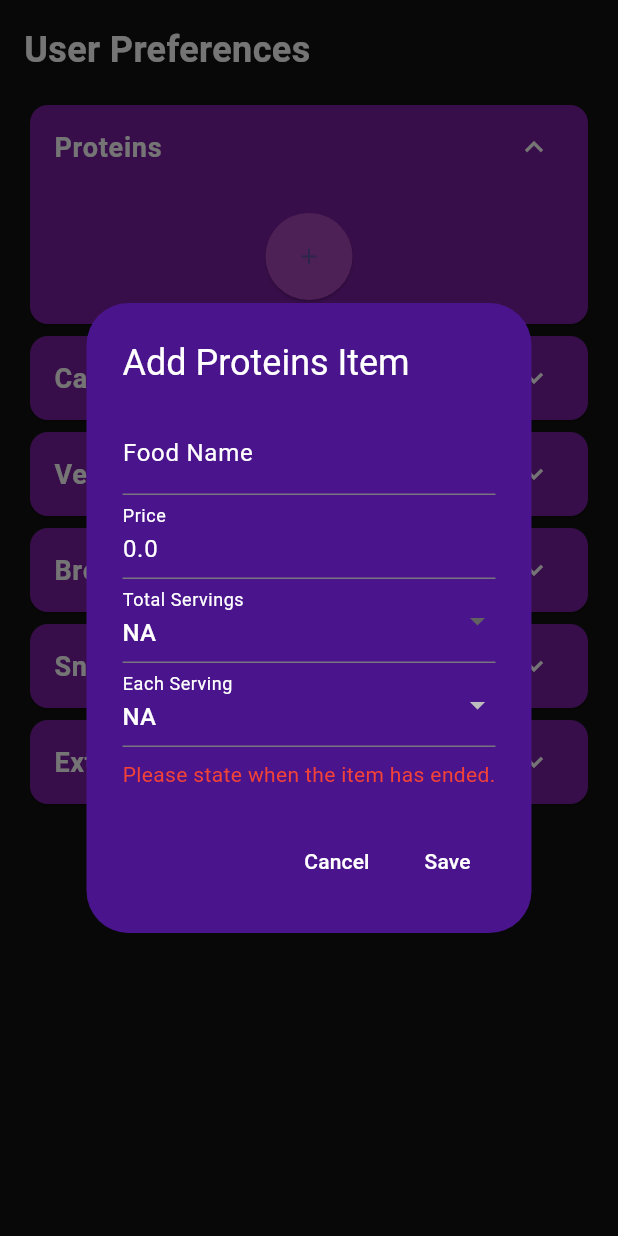
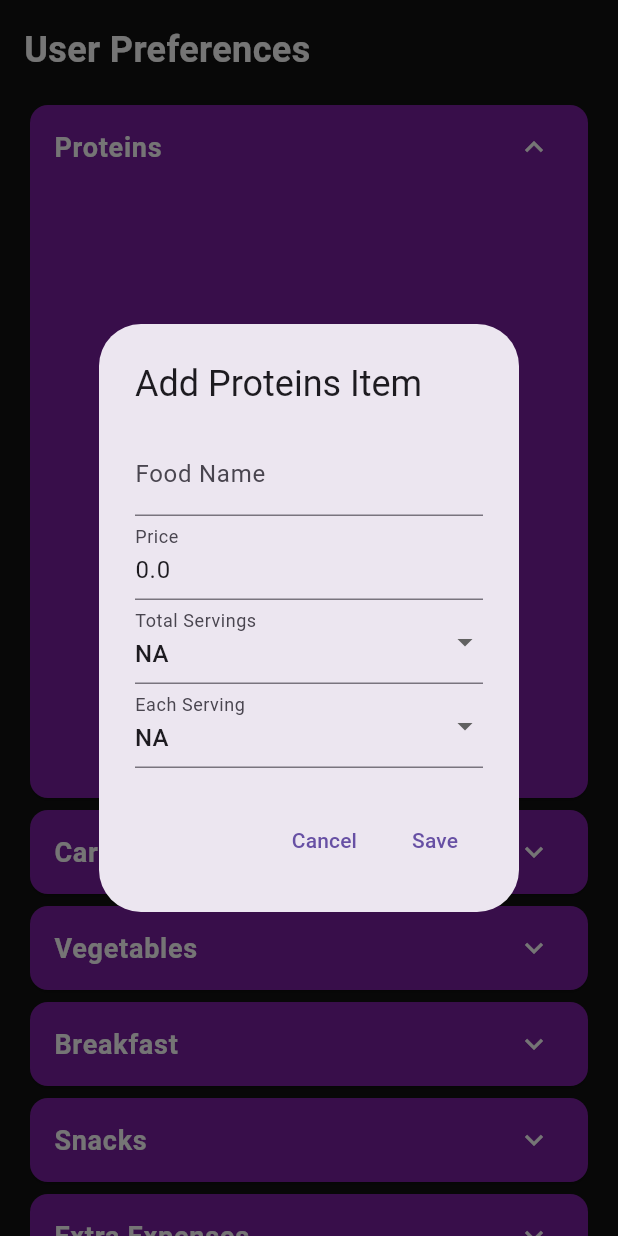
Before and after one commit to MarkVivian/expense_tracker, a Flutter app: the UserPreferencesPage widget shown alone on an empty page, opened directly, after a tap on "Proteins", after a tap on the "add" icon, on a phone screen of 412 x 824 dp. Run offline on Flutter 3.47's test engine with Material 3 defaults, Android fonts, the phone set to English and light mode, and no system bars; our stand-ins replace permission_handler; missing offline and left inert: universal_html.

Commit message:
beautified the user preferences . created the ai_functionality.dart file.

```diff
--- a/student_expense_manager/lib/screens/user_preferences_page.dart
+++ b/student_expense_manager/lib/screens/user_preferences_page.dart
@@ -12,8 +12,6 @@ class UserPreferencesPage extends StatefulWidget {
 class _UserPreferencesPageState extends State<UserPreferencesPage> {
   int _expandedIndex = -1;
   Map<String, dynamic> _userData = {};
-  bool _isLoading = true;
-  String _errorMessage = '';
 
   @override
   void initState() {
@@ -22,27 +20,11 @@ class _UserPreferencesPageState extends State<UserPreferencesPage> {
   }
 
   Future<void> _initializeAndLoadData() async {
-    setState(() {
-      _isLoading = true;
-      _errorMessage = '';
-    });
-
     try {
-      bool hasPermission = await StorageUtil.checkAndRequestPermission();
-      if (!hasPermission) {
-        throw Exception('Storage permission not granted');
-      }
-
       await StorageUtil.createJsonIfNotExists();
       await _loadUserData();
     } catch (e) {
-      setState(() {
-        _errorMessage = 'Failed to initialize data: $e';
-      });
-    } finally {
-      setState(() {
-        _isLoading = false;
-      });
+      _showErrorDialog('Failed to initialize data: $e');
     }
   }
 
@@ -53,42 +35,35 @@ class _UserPreferencesPageState extends State<UserPreferencesPage> {
         _userData = data;
       });
     } catch (e) {
-      setState(() {
-        _errorMessage = 'Failed to load data: $e';
-      });
+      _showErrorDialog('Failed to load data: $e');
     }
   }
 
-  @override
-  Widget build(BuildContext context) {
-    if (_isLoading) {
-      return Center(child: CircularProgressIndicator(color: Colors.white));
-    }
-
-    if (_errorMessage.isNotEmpty) {
-      return Center(
-        child: Column(
-          mainAxisAlignment: MainAxisAlignment.center,
-          children: [
-            Text(_errorMessage, style: TextStyle(color: Colors.white)),
-            SizedBox(height: 16),
-            ElevatedButton(
-              onPressed: _initializeAndLoadData,
-              child: Text('Retry'),
-              style: ElevatedButton.styleFrom(backgroundColor: Preferences.accentColor),
+  void _showErrorDialog(String message) {
+    showDialog(
+      context: context,
+      builder: (context) => AlertDialog(
+        title: Text('Error'),
+        content: Text(message),
+        actions: [
+          TextButton(
+            child: Text('OK'),
+            onPressed: () => Navigator.of(context).pop(),
           ),
         ],
       ),
     );
   }
 
+  @override
+  Widget build(BuildContext context) {
     return SingleChildScrollView(
       child: Padding(
         padding: const EdgeInsets.all(16.0),
         child: Column(
           crossAxisAlignment: CrossAxisAlignment.start,
           children: [
-            Text('User Preferences', style: Preferences.headlineStyle.copyWith(color: Colors.white)),
+            Text('User Preferences', style: Preferences.headlineStyle),
             const SizedBox(height: 16),
             ...List.generate(
               Preferences.preferencesCategories.length,
@@ -109,7 +84,7 @@ class _UserPreferencesPageState extends State<UserPreferencesPage> {
       child: Column(
         children: [
           ListTile(
-            title: Text(category, style: Preferences.majorTextStyle.copyWith(color: Colors.white)),
+            title: Text(category, style: Preferences.majorTextStyle),
             trailing: Icon(
               isExpanded ? Icons.expand_less : Icons.expand_more,
               color: Colors.white,
@@ -124,15 +99,115 @@ class _UserPreferencesPageState extends State<UserPreferencesPage> {
             Padding(
               padding: const EdgeInsets.all(16.0),
               child: Column(
+                children: _buildCategoryItems(category),
+              ),
+            ),
+        ],
+      ),
+    );
+  }
+
+  List<Widget> _buildCategoryItems(String category) {
+    final items = _userData[category.toLowerCase()] as Map<String, dynamic>? ?? {};
+    final List<Widget> widgets = [];
+
+    widgets.add(
+      Container(
+        height: 300, // Fixed height for the scrollable area
+        child: items.isEmpty
+            ? Center(child: Text('No items added yet', style: Preferences.bodyStyle))
+            : ListView.builder(
+          itemCount: items.length,
+          itemBuilder: (context, index) {
+            final item = items.entries.elementAt(index);
+            return _buildFoodItemCard(category, item.key, item.value);
+          },
+        ),
+      ),
+    );
+
+    widgets.add(const SizedBox(height: 16));
+    widgets.add(_buildAddButton(category));
+
+    return widgets;
+  }
+
+  Widget _buildFoodItemCard(String category, String itemName, Map<String, dynamic> item) {
+    return Dismissible(
+      key: Key(itemName),
+      background: Container(
+        color: Colors.blue,
+        child: Align(
+          alignment: Alignment.centerLeft,
+          child: Padding(
+            padding: const EdgeInsets.only(left: 20),
+            child: Icon(Icons.edit, color: Colors.white),
+          ),
+        ),
+      ),
+      secondaryBackground: Container(
+        color: Colors.red,
+        child: Align(
+          alignment: Alignment.centerRight,
+          child: Padding(
+            padding: const EdgeInsets.only(right: 20),
+            child: Icon(Icons.delete, color: Colors.white),
+          ),
+        ),
+      ),
+      direction: DismissDirection.horizontal,
+      confirmDismiss: (direction) async {
+        if (direction == DismissDirection.endToStart) {
+          return await _showDeleteConfirmationDialog(category, itemName);
+        } else {
+          _showEditItemDialog(category, itemName, item);
+          return false;
+        }
+      },
+      child: Card(
+        color: Colors.brown,
+        margin: EdgeInsets.symmetric(vertical: 8, horizontal: 16),
+        child: Padding(
+          padding: const EdgeInsets.all(16),
+          child: Column(
+            crossAxisAlignment: CrossAxisAlignment.start,
             children: [
-                  if (category == 'Breakfast')
-                    ..._buildBreakfastSubcategories()
-                  else
-                    ..._buildCategoryItems(category),
+              Row(
+                children: [
+                  Expanded(
+                    child: RichText(
+                      text: TextSpan(
+                        children: [
+                          TextSpan(
+                            text: 'Food Name: ',
+                            style: Preferences.bodyStyle.copyWith(color: Colors.white, fontWeight: FontWeight.bold),
+                          ),
+                          TextSpan(
+                            text: item['foodName'] as String,
+                            style: Preferences.majorTextStyle.copyWith(color: Colors.white, fontWeight: FontWeight.normal),
+                          ),
                         ],
                       ),
                     ),
+                  ),
                 ],
+              ),
+              SizedBox(height: 8),
+              Text(
+                'Price: \$${item['price']}',
+                style: Preferences.bodyStyle.copyWith(color: Colors.white),
+              ),
+              Text(
+                'Total Servings: ${item['totalServings']}',
+                style: Preferences.bodyStyle.copyWith(color: Colors.white),
+              ),
+              Text(
+                'Each Serving: ${item['eachServings']}',
+                style: Preferences.bodyStyle.copyWith(color: Colors.white),
+              ),
+            ],
+          ),
+        ),
       ),
     );
   }
@@ -146,94 +221,10 @@ class _UserPreferencesPageState extends State<UserPreferencesPage> {
 
   Widget _buildSubcategory(String subcategory) {
     return ExpansionTile(
-      title: Text(subcategory, style: Preferences.bodyStyle.copyWith(color: Colors.white)),
+      title: Text(subcategory, style: Preferences.bodyStyle),
       children: [
         ..._buildCategoryItems('Breakfast - $subcategory'),
       ],
-    );
-  }
-
-  List<Widget> _buildCategoryItems(String category) {
-    final items = _userData[category.toLowerCase()] as Map<String, dynamic>? ?? {};
-    final List<Widget> widgets = [];
-
-    if (items.isEmpty) {
-      widgets.add(_buildAddButton(category));
-    } else {
-      widgets.add(_buildTableHeader());
-      widgets.add(
-        Container(
-          height: 200,
-          decoration: BoxDecoration(
-            border: Border.all(color: Preferences.accentColor),
-            borderRadius: BorderRadius.circular(8),
-          ),
-          child: ListView(
-            children: items.entries.map((entry) => _buildSwipeableItemRow(category, entry.key, entry.value)).toList(),
-          ),
-        ),
-      );
-      widgets.add(const SizedBox(height: 16));
-      widgets.add(_buildAddButton(category));
-    }
-
-    return widgets;
-  }
-
-  Widget _buildTableHeader() {
-    return Container(
-      padding: const EdgeInsets.symmetric(vertical: 8),
-      decoration: BoxDecoration(
-        color: Preferences.primaryColor,
-        borderRadius: BorderRadius.circular(8),
-      ),
-      child: Row(
-        children: [
-          Expanded(flex: 2, child: Text('Food Item', style: Preferences.bodyStyle.copyWith(color: Colors.white), textAlign: TextAlign.center)),
-          Expanded(child: Text('Cost', style: Preferences.bodyStyle.copyWith(color: Colors.white), textAlign: TextAlign.center)),
-          Expanded(child: Text('Total Servings', style: Preferences.bodyStyle.copyWith(color: Colors.white), textAlign: TextAlign.center)),
-          Expanded(child: Text('Each Serving', style: Preferences.bodyStyle.copyWith(color: Colors.white), textAlign: TextAlign.center)),
-        ],
-      ),
-    );
-  }
-
-  Widget _buildSwipeableItemRow(String category, String itemName, Map<String, dynamic> item) {
-    return Dismissible(
-      key: Key(itemName),
-      background: Container(
-        color: Colors.red,
-        alignment: Alignment.centerLeft,
-        padding: EdgeInsets.only(left: 16),
-        child: Icon(Icons.delete, color: Colors.white),
-      ),
-      secondaryBackground: Container(
-        color: Colors.blue,
-        alignment: Alignment.centerRight,
-        padding: EdgeInsets.only(right: 16),
-        child: Icon(Icons.edit, color: Colors.white),
-      ),
-      confirmDismiss: (direction) async {
-        if (direction == DismissDirection.startToEnd) {
-          return await _showDeleteConfirmationDialog(category, itemName);
-        } else {
-          _showEditItemDialog(category, itemName, item);
-          return false;
-        }
-      },
-      child: Container(
-        decoration: BoxDecoration(
-          border: Border(bottom: BorderSide(color: Preferences.accentColor)),
-        ),
-        child: Row(
-          children: [
-            Expanded(flex: 2, child: Text(item['foodName'] as String, style: Preferences.bodyStyle.copyWith(color: Colors.white))),
-            Expanded(child: Text(item['price'].toString(), style: Preferences.bodyStyle.copyWith(color: Colors.white))),
-            Expanded(child: Text(item['totalServings'], style: Preferences.bodyStyle.copyWith(color: Colors.white))),
-            Expanded(child: Text(item['eachServings'], style: Preferences.bodyStyle.copyWith(color: Colors.white))),
-          ],
-        ),
-      ),
     );
   }
 
@@ -261,16 +252,17 @@ class _UserPreferencesPageState extends State<UserPreferencesPage> {
     final formKey = GlobalKey<FormState>();
     String foodName = existingItem?['foodName'] ?? '';
     double price = existingItem?['price'] ?? 0;
-    String totalServings = existingItem?['totalServings'] ?? 'NA';
-    String eachServings = existingItem?['eachServings'] ?? 'NA';
+    String totalServings = existingItem?['totalServings'] ?? Preferences.servingOptions.first;
+    String eachServings = existingItem?['eachServings'] ?? Preferences.servingOptions.first;
 
     showDialog(
       context: context,
+      barrierDismissible: false, // This prevents the dialog from closing when clicking outside
       builder: (context) {
         return StatefulBuilder(
           builder: (context, setState) {
             return AlertDialog(
-              title: Text(existingItem == null ? 'Add $category Item' : 'Edit $category Item', style: TextStyle(color: Colors.white)),
+              title: Text(existingItem == null ? 'Add $category Item' : 'Edit $category Item'),
               content: Form(
                 key: formKey,
                 child: SingleChildScrollView(
@@ -279,67 +271,49 @@ class _UserPreferencesPageState extends State<UserPreferencesPage> {
                     children: [
                       TextFormField(
                         initialValue: foodName,
-                        decoration: const InputDecoration(labelText: 'Food Name', labelStyle: TextStyle(color: Colors.white)),
-                        style: TextStyle(color: Colors.white),
+                        decoration: const InputDecoration(labelText: 'Food Name'),
                         validator: (value) => value!.isEmpty ? 'Please enter a food name' : null,
                         onSaved: (value) => foodName = value!,
                       ),
                       TextFormField(
                         initialValue: price.toString(),
-                        decoration: const InputDecoration(labelText: 'Price', labelStyle: TextStyle(color: Colors.white)),
-                        style: TextStyle(color: Colors.white),
+                        decoration: const InputDecoration(labelText: 'Price'),
                         keyboardType: TextInputType.number,
                         validator: (value) => value!.isEmpty ? 'Please enter a price' : null,
                         onSaved: (value) => price = double.parse(value!),
                       ),
                       DropdownButtonFormField<String>(
-                        decoration: const InputDecoration(labelText: 'Total Servings', labelStyle: TextStyle(color: Colors.white)),
+                        decoration: const InputDecoration(labelText: 'Total Servings'),
                         value: totalServings,
                         items: Preferences.servingOptions.map((String value) {
                           return DropdownMenuItem<String>(
                             value: value,
-                            child: Text(value, style: TextStyle(color: Colors.white)),
+                            child: Text(value),
                           );
                         }).toList(),
                         onChanged: (value) {
                           setState(() {
                             totalServings = value!;
-                            if (totalServings == 'NA' || totalServings == 'All') {
+                            if (totalServings == 'Unknown' || totalServings == 'All') {
                               eachServings = totalServings;
                             }
                           });
                         },
-                        dropdownColor: Preferences.primaryColor,
                       ),
                       DropdownButtonFormField<String>(
-                        decoration: const InputDecoration(labelText: 'Each Serving', labelStyle: TextStyle(color: Colors.white)),
+                        decoration: const InputDecoration(labelText: 'Each Serving'),
                         value: eachServings,
-                        items: Preferences.servingOptions.map((String value) {
+                        items: totalServings == 'Unknown' || totalServings == 'All'
+                            ? [DropdownMenuItem<String>(value: totalServings, child: Text(totalServings))]
+                            : Preferences.servingOptions.map((String value) {
                           return DropdownMenuItem<String>(
                             value: value,
-                            child: Text(value, style: TextStyle(color: Colors.white)),
+                            child: Text(value),
                           );
                         }).toList(),
-                        onChanged: totalServings == 'NA' || totalServings == 'All'
+                        onChanged: totalServings == 'Unknown' || totalServings == 'All'
                             ? null
                             : (value) => setState(() => eachServings = value!),
-                        dropdownColor: Preferences.primaryColor,
-                      ),
-                      if (totalServings == 'NA')
-                        const Padding(
-                          padding: EdgeInsets.only(top: 8.0),
-                          child: Text(
-                            'Please state when the item has ended.',
-                            style: TextStyle(color: Colors.red),
-                          ),
-                        ),
-                      if (totalServings == 'All')
-                        const Padding(
-                          padding: EdgeInsets.only(top: 8.0),
-                          child: Text(
-                            'This means the food item will be finished in one serving.',
-                            style: TextStyle(color: Colors.green),
-                          ),
                       ),
                     ],
                   ),
@@ -347,11 +321,11 @@ class _UserPreferencesPageState extends State<UserPreferencesPage> {
               ),
               actions: [
                 TextButton(
-                  child: const Text('Cancel', style: TextStyle(color: Colors.white)),
+                  child: const Text('Cancel'),
                   onPressed: () => Navigator.of(context).pop(),
                 ),
                 TextButton(
-                  child: const Text('Save', style: TextStyle(color: Colors.white)),
+                  child: const Text('Save'),
                   onPressed: () {
                     if (formKey.currentState!.validate()) {
                       formKey.currentState!.save();
@@ -361,6 +335,16 @@ class _UserPreferencesPageState extends State<UserPreferencesPage> {
                         'totalServings': totalServings,
                         'eachServings': eachServings,
                       };
+                      if (oldItemName != null && oldItemName != foodName) {
+                        StorageUtil.deleteItem(category, oldItemName).then((_) {
+                          StorageUtil.saveData(category, newData).then((_) {
+                            _loadUserData();
+                            Navigator.of(context).pop();
+                          }).catchError((error) {
+                            _showErrorDialog('Failed to save data: $error');
+                          });
+                        });
+                      } else {
                         StorageUtil.saveData(category, newData).then((_) {
                           _loadUserData();
                           Navigator.of(context).pop();
@@ -368,10 +352,10 @@ class _UserPreferencesPageState extends State<UserPreferencesPage> {
                           _showErrorDialog('Failed to save data: $error');
                         });
                       }
+                    }
                   },
                 ),
               ],
-              backgroundColor: Preferences.primaryColor,
             );
           },
         );
@@ -380,55 +364,31 @@ class _UserPreferencesPageState extends State<UserPreferencesPage> {
   }
 
   Future<bool> _showDeleteConfirmationDialog(String category, String itemName) async {
-    return await showDialog(
+    return await showDialog<bool>(
       context: context,
       builder: (context) {
         return AlertDialog(
-          title: const Text('Delete Item', style: TextStyle(color: Colors.white)),
-          content: Text('Are you sure you want to delete "$itemName"?', style: TextStyle(color: Colors.white)),
+          title: const Text('Delete Item'),
+          content: Text('Are you sure you want to delete "$itemName"?'),
           actions: [
             TextButton(
-              child: const Text('Cancel', style: TextStyle(color: Colors.white)),
+              child: const Text('Cancel'),
               onPressed: () => Navigator.of(context).pop(false),
             ),
             TextButton(
-              child: const Text('Delete', style: TextStyle(color: Colors.white)),
+              child: const Text('Delete'),
               onPressed: () {
                 StorageUtil.deleteItem(category, itemName).then((_) {
                   _loadUserData().then((_) {
-                    setState(() {});
+                    setState(() {}); // Trigger a rebuild
                     Navigator.of(context).pop(true);
                   });
                 });
               },
             ),
           ],
-          backgroundColor: Preferences.primaryColor,
         );
       },
     ) ?? false;
   }
-  void _showErrorDialog(String message) {
-    showDialog(
-      context: context,
-      builder: (context) => AlertDialog(
-        title: Text('Error', style: TextStyle(color: Colors.white)),
-        content: Text(message, style: TextStyle(color: Colors.white)),
-        backgroundColor: Preferences.primaryColor,
-        actions: [
-          TextButton(
-            child: Text('OK', style: TextStyle(color: Preferences.accentColor)),
-            onPressed: () => Navigator.of(context).pop(),
-          ),
-          TextButton(
-            child: Text('Retry', style: TextStyle(color: Preferences.accentColor)),
-            onPressed: () {
-              Navigator.of(context).pop();
-              _initializeAndLoadData();
-            },
-          ),
-        ],
-      ),
-    );
 }
-}
```
Also changed, not shown: student_expense_manager/lib/utils/ai_functionality.dart (added, +20 -0 lines). Lines whose indentation alone changed are shown as unchanged.
